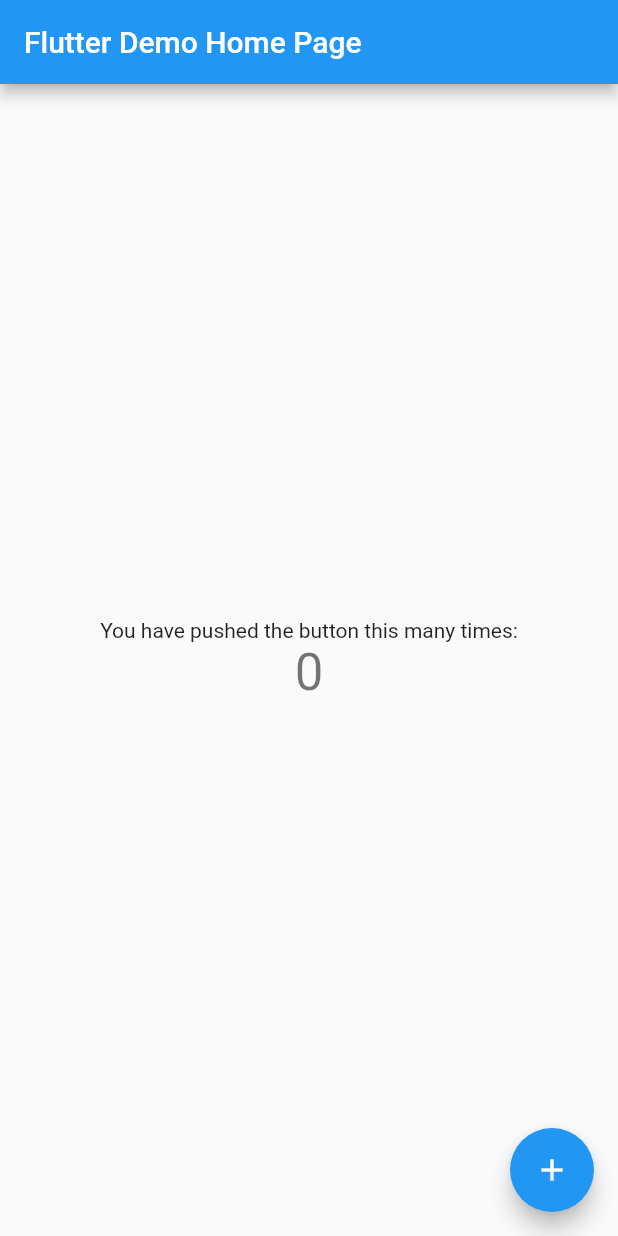
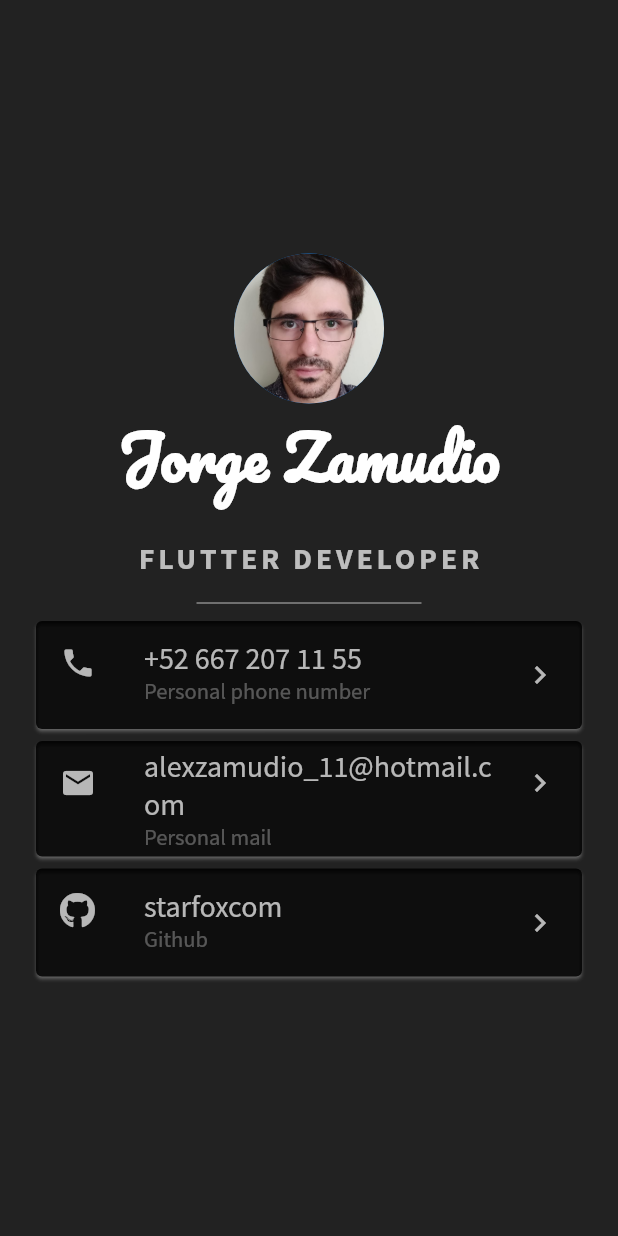
Before and after one commit to starfoxcom/Mi-Card-Flutter, a Flutter app: the screen it shows after launch, on a phone screen of 412 x 824 dp. Run offline on Flutter 3.47's test engine with Material 2 defaults, Android fonts, the phone set to English and light mode, and no system bars; our stand-ins replace font_awesome_flutter.

Commit message:
Add personal info for personal card presentation portfolio

```diff
--- a/mi_card_flutter/lib/main.dart
+++ b/mi_card_flutter/lib/main.dart
@@ -1,4 +1,6 @@
 import 'package:flutter/material.dart';
+import 'package:font_awesome_flutter/font_awesome_flutter.dart';
+import 'package:url_launcher/url_launcher.dart';
 
 void main() {
   runApp(const MyApp());
@@ -7,109 +9,176 @@ void main() {
 class MyApp extends StatelessWidget {
   const MyApp({Key? key}) : super(key: key);
 
-  // This widget is the root of your application.
   @override
   Widget build(BuildContext context) {
     return MaterialApp(
-      title: 'Flutter Demo',
+      title: 'Mi Card Flutter',
       theme: ThemeData(
-        // This is the theme of your application.
-        //
-        // Try running your application with "flutter run". You'll see the
-        // application has a blue toolbar. Then, without quitting the app, try
-        // changing the primarySwatch below to Colors.green and then invoke
-        // "hot reload" (press "r" in the console where you ran "flutter run",
-        // or simply save your changes to "hot reload" in a Flutter IDE).
-        // Notice that the counter didn't reset back to zero; the application
-        // is not restarted.
         primarySwatch: Colors.blue,
       ),
-      home: const MyHomePage(title: 'Flutter Demo Home Page'),
+      home: const MyHomePage(),
     );
   }
 }
 
 class MyHomePage extends StatefulWidget {
-  const MyHomePage({Key? key, required this.title}) : super(key: key);
-
-  // This widget is the home page of your application. It is stateful, meaning
-  // that it has a State object (defined below) that contains fields that affect
-  // how it looks.
-
-  // This class is the configuration for the state. It holds the values (in this
-  // case the title) provided by the parent (in this case the App widget) and
-  // used by the build method of the State. Fields in a Widget subclass are
-  // always marked "final".
-
-  final String title;
+  const MyHomePage({Key? key}) : super(key: key);
 
   @override
   State<MyHomePage> createState() => _MyHomePageState();
 }
 
 class _MyHomePageState extends State<MyHomePage> {
-  int _counter = 0;
-
-  void _incrementCounter() {
-    setState(() {
-      // This call to setState tells the Flutter framework that something has
-      // changed in this State, which causes it to rerun the build method below
-      // so that the display can reflect the updated values. If we changed
-      // _counter without calling setState(), then the build method would not be
-      // called again, and so nothing would appear to happen.
-      _counter++;
-    });
-  }
-
   @override
   Widget build(BuildContext context) {
-    // This method is rerun every time setState is called, for instance as done
-    // by the _incrementCounter method above.
-    //
-    // The Flutter framework has been optimized to make rerunning build methods
-    // fast, so that you can just rebuild anything that needs updating rather
-    // than having to individually change instances of widgets.
     return Scaffold(
-      appBar: AppBar(
-        // Here we take the value from the MyHomePage object that was created by
-        // the App.build method, and use it to set our appbar title.
-        title: Text(widget.title),
-      ),
-      body: Center(
-        // Center is a layout widget. It takes a single child and positions it
-        // in the middle of the parent.
-        child: Column(
-          // Column is also a layout widget. It takes a list of children and
-          // arranges them vertically. By default, it sizes itself to fit its
-          // children horizontally, and tries to be as tall as its parent.
-          //
-          // Invoke "debug painting" (press "p" in the console, choose the
-          // "Toggle Debug Paint" action from the Flutter Inspector in Android
-          // Studio, or the "Toggle Debug Paint" command in Visual Studio Code)
-          // to see the wireframe for each widget.
-          //
-          // Column has various properties to control how it sizes itself and
-          // how it positions its children. Here we use mainAxisAlignment to
-          // center the children vertically; the main axis here is the vertical
-          // axis because Columns are vertical (the cross axis would be
-          // horizontal).
-          mainAxisAlignment: MainAxisAlignment.center,
-          children: <Widget>[
-            const Text(
-              'You have pushed the button this many times:',
+      backgroundColor: Colors.black87,
+      body: SafeArea(
+        child: Center(
+          child: Padding(
+            padding: const EdgeInsets.symmetric(horizontal: 20),
+            child: Column(
+              mainAxisAlignment: MainAxisAlignment.center,
+              children: [
+                const CircleAvatar(
+                  radius: 50,
+                  foregroundImage: AssetImage('images/perfil 1a1.jpeg'),
+                ),
+                const Text(
+                  'Jorge Zamudio',
+                  style: TextStyle(
+                    fontFamily: 'Pacifico',
+                    fontSize: 40,
+                    color: Colors.white,
+                    fontWeight: FontWeight.bold,
+                  ),
+                ),
+                const Padding(
+                  padding: EdgeInsets.all(10),
+                ),
+                const Text(
+                  'FLUTTER DEVELOPER',
+                  style: TextStyle(
+                    fontFamily: 'Source Sans Pro',
+                    fontSize: 20,
+                    color: Colors.white70,
+                    letterSpacing: 2.5,
+                    fontWeight: FontWeight.bold,
+                  ),
+                ),
+                const Padding(
+                  padding: EdgeInsets.all(5),
+                ),
+                const SizedBox(
+                  width: 150,
+                  child: Divider(
+                    color: Colors.white70,
+                  ),
+                ),
+                GestureDetector(
+                  onTap: () => launch('tel:+526672071155'),
+                  child: const Card(
+                    shadowColor: Colors.white70,
+                    color: Colors.black87,
+                    child: ListTile(
+                      leading: Icon(
+                        Icons.phone,
+                        color: Colors.white70,
+                      ),
+                      title: Text(
+                        '+52 667 207 11 55',
+                        style: TextStyle(
+                          color: Colors.white70,
+                          fontFamily: 'Source Sans Pro',
+                          fontSize: 20,
+                        ),
+                      ),
+                      subtitle: Text(
+                        'Personal phone number',
+                        style: TextStyle(
+                          color: Colors.white30,
+                          fontFamily: 'Source Sans Pro',
+                          fontSize: 15,
+                        ),
+                      ),
+                      trailing: Icon(
+                        Icons.keyboard_arrow_right,
+                        color: Colors.white70,
+                      ),
+                    ),
+                  ),
+                ),
+                GestureDetector(
+                  onTap: () => launch('mailto:alexzamudio_11@hotmail.com'),
+                  child: const Card(
+                    shadowColor: Colors.white70,
+                    color: Colors.black87,
+                    child: ListTile(
+                      leading: Icon(
+                        Icons.mail,
+                        color: Colors.white70,
+                      ),
+                      title: Text(
+                        'alexzamudio_11@hotmail.com',
+                        style: TextStyle(
+                          color: Colors.white70,
+                          fontFamily: 'Source Sans Pro',
+                          fontSize: 20,
+                        ),
+                      ),
+                      subtitle: Text(
+                        'Personal mail',
+                        style: TextStyle(
+                          color: Colors.white30,
+                          fontFamily: 'Source Sans Pro',
+                          fontSize: 15,
+                        ),
+                      ),
+                      trailing: Icon(
+                        Icons.keyboard_arrow_right,
+                        color: Colors.white70,
+                      ),
+                    ),
+                  ),
+                ),
+                GestureDetector(
+                  onTap: () => launch('https://github.com/starfoxcom'),
+                  child: const Card(
+                    shadowColor: Colors.white70,
+                    color: Colors.black87,
+                    child: ListTile(
+                      leading: FaIcon(
+                        FontAwesomeIcons.github,
+                        color: Colors.white70,
+                      ),
+                      title: Text(
+                        'starfoxcom',
+                        style: TextStyle(
+                          color: Colors.white70,
+                          fontFamily: 'Source Sans Pro',
+                          fontSize: 20,
+                        ),
+                      ),
+                      subtitle: Text(
+                        'Github',
+                        style: TextStyle(
+                          color: Colors.white30,
+                          fontFamily: 'Source Sans Pro',
+                          fontSize: 15,
+                        ),
+                      ),
+                      trailing: Icon(
+                        Icons.keyboard_arrow_right,
+                        color: Colors.white70,
+                      ),
+                    ),
+                  ),
+                ),
+              ],
             ),
-            Text(
-              '$_counter',
-              style: Theme.of(context).textTheme.headline4,
-            ),
-          ],
+          ),
         ),
       ),
-      floatingActionButton: FloatingActionButton(
-        onPressed: _incrementCounter,
-        tooltip: 'Increment',
-        child: const Icon(Icons.add),
-      ), // This trailing comma makes auto-formatting nicer for build methods.
     );
   }
 }
```
Also changed, not shown: mi_card_flutter/pubspec.yaml (+24 -63 lines), mi_card_flutter/fonts/Pacifico-Regular.ttf (added), mi_card_flutter/fonts/SourceSansPro-Black.ttf (added), mi_card_flutter/fonts/SourceSansPro-BlackItalic.ttf (added), mi_card_flutter/fonts/SourceSansPro-Bold.ttf (added), mi_card_flutter/fonts/SourceSansPro-BoldItalic.ttf (added), mi_card_flutter/fonts/SourceSansPro-ExtraLight.ttf (added), mi_card_flutter/fonts/SourceSansPro-ExtraLightItalic.ttf (added), mi_card_flutter/fonts/SourceSansPro-Italic.ttf (added), mi_card_flutter/fonts/SourceSansPro-Light.ttf (added), mi_card_flutter/fonts/SourceSansPro-LightItalic.ttf (added), mi_card_flutter/fonts/SourceSansPro-Regular.ttf (added), mi_card_flutter/fonts/SourceSansPro-SemiBold.ttf (added), mi_card_flutter/fonts/SourceSansPro-SemiBoldItalic.ttf (added), 2 more files, 4 other files.
